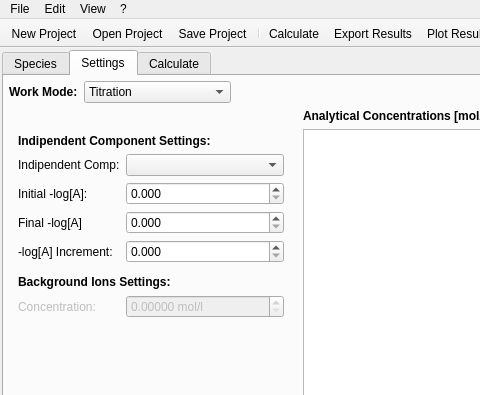
The window that src/main/python/pyes/ui/PyES_main.ui (PyES-software/PyES) describes before a commit, drawn with Qt 5; both pictures show x 0 to 480 and y 0 to 395 of the 1289 by 809 pixel window.
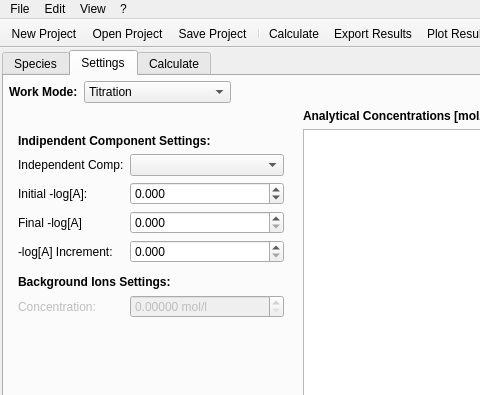
The same window after the commit. The open tabs and pages were chosen to show the change. Icons and pictures are not drawn. Custom widgets are drawn as their Qt base class.

Patch:
```diff
--- a/src/main/python/pyes/ui/PyES_main.ui
+++ b/src/main/python/pyes/ui/PyES_main.ui
@@ -1865,7 +1865,7 @@
                          <item row="1" column="0">
                           <widget class="QLabel" name="indComp_label">
                            <property name="text">
-                            <string>Indipendent Comp:</string>
+                            <string>Independent Comp:</string>
                            </property>
                           </widget>
                          </item>
@@ -1897,8 +1897,11 @@
                            <property name="decimals">
                             <number>3</number>
                            </property>
+                           <property name="minimum">
+                            <double>-50.000000000000000</double>
+                           </property>
                            <property name="maximum">
-                            <double>900.000000000000000</double>
+                            <double>50.000000000000000</double>
                            </property>
                            <property name="singleStep">
                             <double>0.050000000000000</double>
```
Left out of the diff: 2 changed lines with no effect on the pictures.
